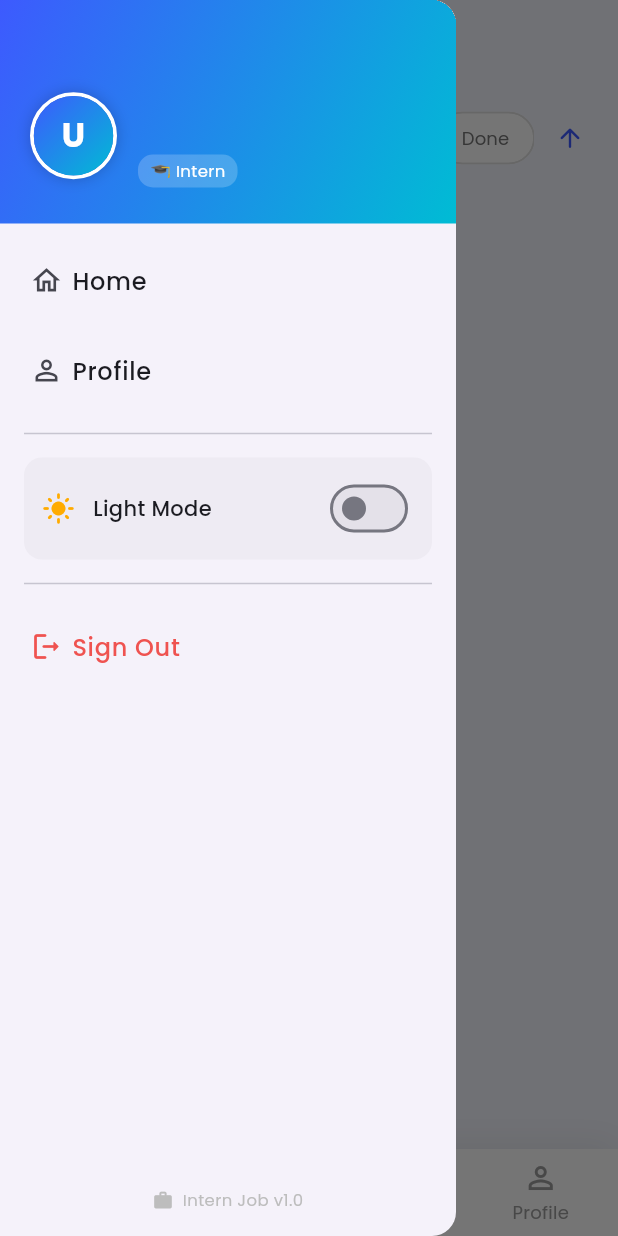
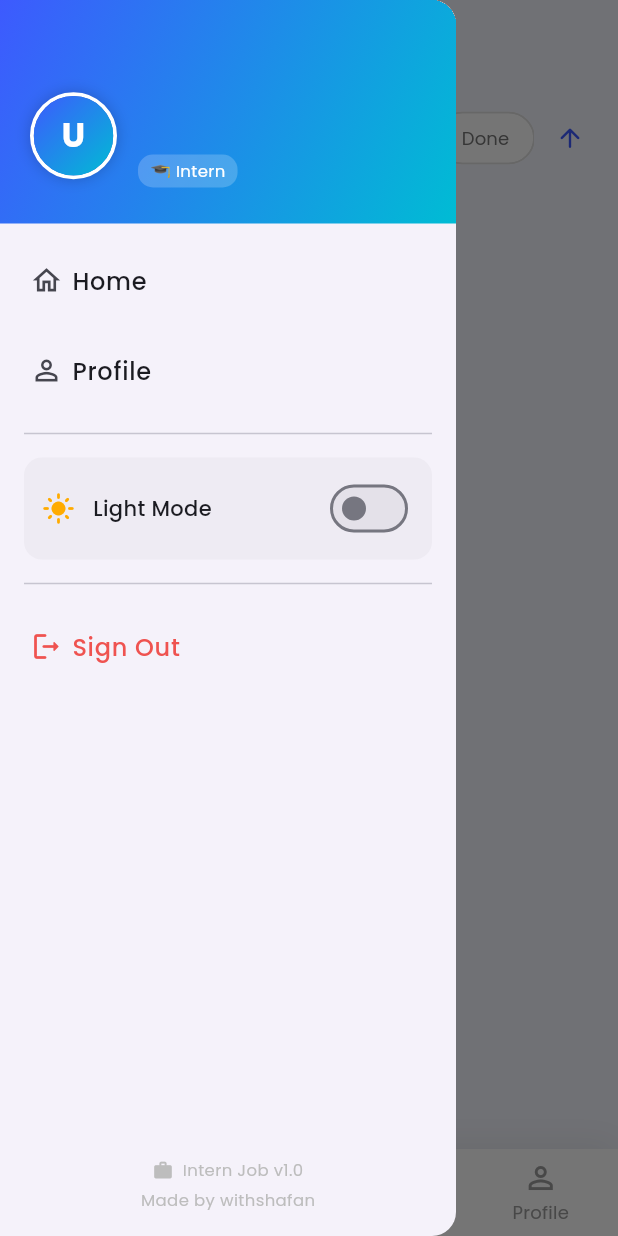
Before and after one commit to withshafan/intern_job_portal, a Flutter app: the HomeScreen screen opened directly, with the side drawer open, on a phone screen of 412 x 824 dp. Run offline on Flutter 3.47's test engine with Material 3 defaults, Android fonts, the phone set to English and light mode, and no system bars; our stand-ins replace cloud_firestore, firebase_auth, firebase_core, firebase_messaging, firebase_storage, fl_chart and 4 more; accounts and stored records are empty; network calls fail.

Commit message:
chore: add made by withshafan branding to app drawer

```diff
--- a/lib/widgets/app_drawer.dart
+++ b/lib/widgets/app_drawer.dart
@@ -222,14 +222,27 @@ class AppDrawer extends StatelessWidget {
           // ── Footer ────────────────────────────────────────────
           Padding(
             padding: const EdgeInsets.all(16),
-            child: Row(
-              mainAxisAlignment: MainAxisAlignment.center,
+            child: Column(
+              mainAxisSize: MainAxisSize.min,
               children: [
-                Icon(Icons.work_rounded,
-                    size: 14, color: Colors.grey.shade400),
-                const SizedBox(width: 6),
+                Row(
+                  mainAxisAlignment: MainAxisAlignment.center,
+                  children: [
+                    Icon(Icons.work_rounded,
+                        size: 14, color: Colors.grey.shade400),
+                    const SizedBox(width: 6),
+                    Text(
+                      'Intern Job v1.0',
+                      style: TextStyle(
+                        fontSize: 11,
+                        color: Colors.grey.shade400,
+                      ),
+                    ),
+                  ],
+                ),
+                const SizedBox(height: 4),
                 Text(
-                  'Intern Job v1.0',
+                  'Made by withshafan',
                   style: TextStyle(
                     fontSize: 11,
                     color: Colors.grey.shade400,
```
